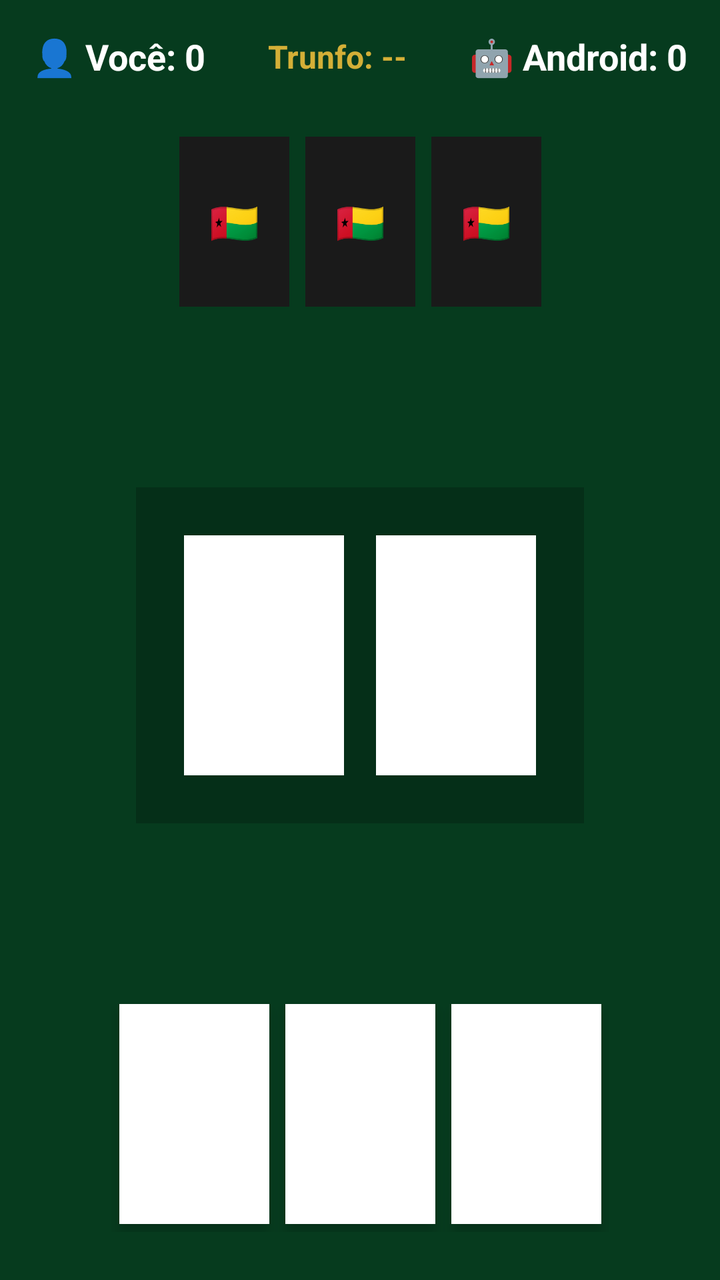
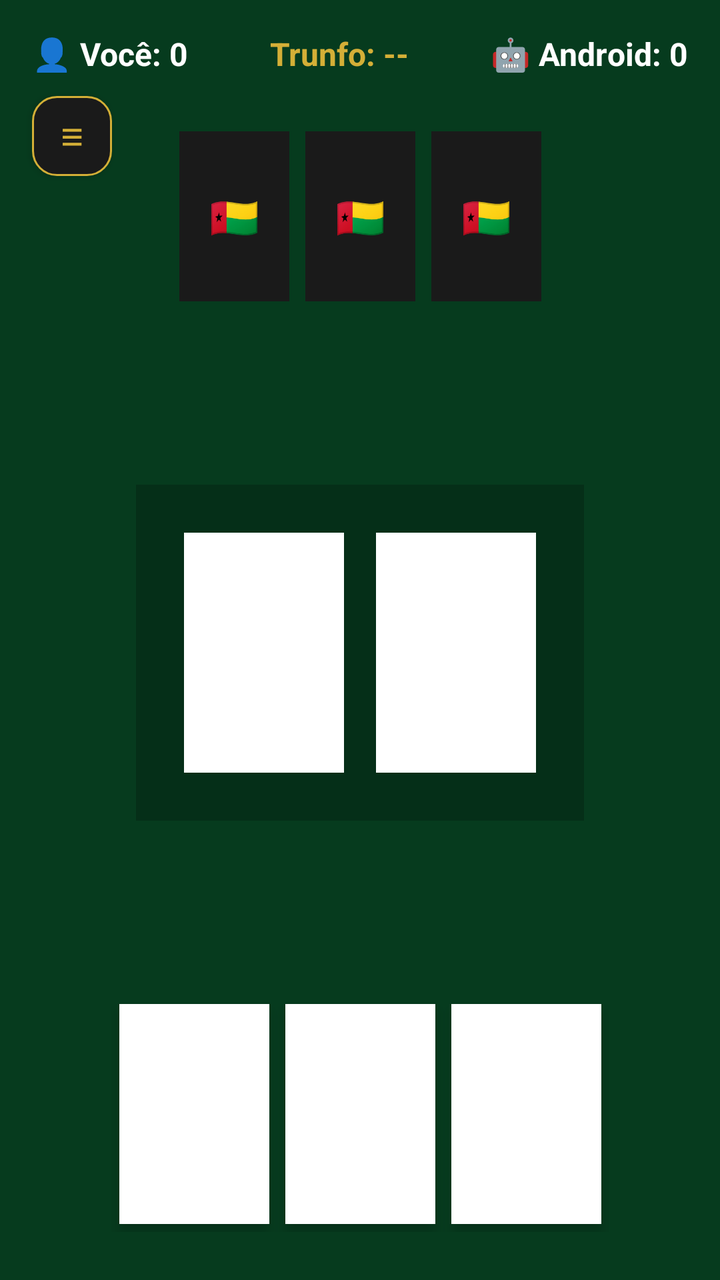

Before-and-after screenshots of an Android layout around one commit, followed by the original layout XML and the change that was made.
<!-- AndroidManifest.xml: application theme Theme.Sonino -->
<!-- res/layout/activity_game.xml -->
<?xml version="1.0" encoding="utf-8"?>
<androidx.constraintlayout.widget.ConstraintLayout xmlns:android="http://schemas.android.com/apk/res/android"
    xmlns:app="http://schemas.android.com/apk/res-auto"
    android:layout_width="match_parent"
    android:layout_height="match_parent"
    android:background="@color/verde_mesa">

    
    <LinearLayout
        android:id="@+id/topoPlacar"
        android:layout_width="match_parent"
        android:layout_height="wrap_content"
        android:layout_marginTop="16dp"
        android:gravity="center_vertical"
        android:orientation="horizontal"
        android:paddingHorizontal="16dp"
        app:layout_constraintTop_toTopOf="parent">

        <TextView
            android:layout_width="wrap_content"
            android:layout_height="wrap_content"
            android:text="👤 Você: 0"
            android:textColor="@color/branco"
            android:textSize="18sp"
            android:textStyle="bold" />

        <TextView
            android:id="@+id/txtTrunfo"
            android:layout_width="0dp"
            android:layout_height="wrap_content"
            android:layout_weight="1"
            android:gravity="center"
            android:text="Trunfo: --"
            android:textColor="@color/dourado"
            android:textSize="16sp"
            android:textStyle="bold" />

        <TextView
            android:layout_width="wrap_content"
            android:layout_height="wrap_content"
            android:text="🤖 Android: 0"
            android:textColor="@color/branco"
            android:textSize="18sp"
            android:textStyle="bold" />
    </LinearLayout>

    
    <LinearLayout
        android:id="@+id/areaAndroid"
        android:layout_width="wrap_content"
        android:layout_height="wrap_content"
        android:layout_marginTop="24dp"
        android:orientation="horizontal"
        app:layout_constraintEnd_toEndOf="parent"
        app:layout_constraintStart_toStartOf="parent"
        app:layout_constraintTop_toBottomOf="@+id/topoPlacar">

        <FrameLayout android:layout_width="55dp" android:layout_height="85dp" android:layout_margin="4dp" android:background="@color/preto_fundo">
            <TextView android:id="@+id/cartaAndroid1" android:layout_width="match_parent" android:layout_height="match_parent" android:text="🇬🇼" android:textColor="@color/dourado" android:gravity="center" android:textSize="20sp"/>
        </FrameLayout>
        <FrameLayout android:layout_width="55dp" android:layout_height="85dp" android:layout_margin="4dp" android:background="@color/preto_fundo">
            <TextView android:id="@+id/cartaAndroid2" android:layout_width="match_parent" android:layout_height="match_parent" android:text="🇬🇼" android:textColor="@color/dourado" android:gravity="center" android:textSize="20sp"/>
        </FrameLayout>
        <FrameLayout android:layout_width="55dp" android:layout_height="85dp" android:layout_margin="4dp" android:background="@color/preto_fundo">
            <TextView android:id="@+id/cartaAndroid3" android:layout_width="match_parent" android:layout_height="match_parent" android:text="🇬🇼" android:textColor="@color/dourado" android:gravity="center" android:textSize="20sp"/>
        </FrameLayout>
    </LinearLayout>

    
    <LinearLayout
        android:id="@+id/areaMesa"
        android:layout_width="wrap_content"
        android:layout_height="wrap_content"
        android:background="#33000000"
        android:orientation="horizontal"
        android:padding="16dp"
        app:layout_constraintBottom_toTopOf="@+id/areaJogador"
        app:layout_constraintEnd_toEndOf="parent"
        app:layout_constraintStart_toStartOf="parent"
        app:layout_constraintTop_toBottomOf="@+id/areaAndroid">

        <FrameLayout android:layout_width="80dp" android:layout_height="120dp" android:layout_margin="8dp" android:background="#FFFFFF">
            <ImageView android:id="@+id/imgMesaJogador" android:layout_width="match_parent" android:layout_height="match_parent" android:scaleType="centerCrop" android:visibility="gone"/>
            <TextView android:id="@+id/cartaMesaJogador" android:layout_width="match_parent" android:layout_height="match_parent" android:textColor="#000000" android:gravity="center" android:textSize="24sp" android:textStyle="bold" />
        </FrameLayout>

        <FrameLayout android:layout_width="80dp" android:layout_height="120dp" android:layout_margin="8dp" android:background="#FFFFFF">
            <ImageView android:id="@+id/imgMesaAndroid" android:layout_width="match_parent" android:layout_height="match_parent" android:scaleType="centerCrop" android:visibility="gone"/>
            <TextView android:id="@+id/cartaMesaAndroid" android:layout_width="match_parent" android:layout_height="match_parent" android:textColor="#000000" android:gravity="center" android:textSize="24sp" android:textStyle="bold" />
        </FrameLayout>
    </LinearLayout>

    
    <LinearLayout
        android:id="@+id/areaJogador"
        android:layout_width="wrap_content"
        android:layout_height="wrap_content"
        android:layout_marginBottom="24dp"
        android:orientation="horizontal"
        app:layout_constraintBottom_toBottomOf="parent"
        app:layout_constraintEnd_toEndOf="parent"
        app:layout_constraintStart_toStartOf="parent">

        <FrameLayout android:layout_width="75dp" android:layout_height="110dp" android:layout_margin="4dp" android:background="#FFFFFF" android:elevation="4dp">
            <ImageView android:id="@+id/imgJogador1" android:layout_width="match_parent" android:layout_height="match_parent" android:scaleType="centerCrop" android:visibility="gone"/>
            <TextView android:id="@+id/cartaJogador1" android:layout_width="match_parent" android:layout_height="match_parent" android:textColor="#000000" android:gravity="center" android:textSize="24sp" android:textStyle="bold" android:clickable="true" android:focusable="true" />
        </FrameLayout>
        
        <FrameLayout android:layout_width="75dp" android:layout_height="110dp" android:layout_margin="4dp" android:background="#FFFFFF" android:elevation="4dp">
            <ImageView android:id="@+id/imgJogador2" android:layout_width="match_parent" android:layout_height="match_parent" android:scaleType="centerCrop" android:visibility="gone"/>
            <TextView android:id="@+id/cartaJogador2" android:layout_width="match_parent" android:layout_height="match_parent" android:textColor="#000000" android:gravity="center" android:textSize="24sp" android:textStyle="bold" android:clickable="true" android:focusable="true" />
        </FrameLayout>

        <FrameLayout android:layout_width="75dp" android:layout_height="110dp" android:layout_margin="4dp" android:background="#FFFFFF" android:elevation="4dp">
            <ImageView android:id="@+id/imgJogador3" android:layout_width="match_parent" android:layout_height="match_parent" android:scaleType="centerCrop" android:visibility="gone"/>
            <TextView android:id="@+id/cartaJogador3" android:layout_width="match_parent" android:layout_height="match_parent" android:textColor="#000000" android:gravity="center" android:textSize="24sp" android:textStyle="bold" android:clickable="true" android:focusable="true" />
        </FrameLayout>
    </LinearLayout>

</androidx.constraintlayout.widget.ConstraintLayout>
<!-- resources referenced by this layout -->
<resources>
  <color name="branco">#FFFFFF</color>
  <color name="dourado">#D4AF37</color>
  <color name="preto_fundo">#1A1A1A</color>
  <color name="verde_mesa">#063B1E</color>
  <style name="Theme.Sonino" parent="Theme.AppCompat.Light.NoActionBar">
          <item name="colorPrimary">#0B5E30</item>
          <item name="colorPrimaryDark">#0B5E30</item>
          <item name="colorAccent">#D4AF37</item>
      </style>
</resources>

<!-- the commit's change to res/layout/activity_game.xml (unified diff, before → after) -->
@@ -17,11 +17,12 @@
         app:layout_constraintTop_toTopOf="parent">
 
         <TextView
+            android:id="@+id/txtScoreJogador"
             android:layout_width="wrap_content"
             android:layout_height="wrap_content"
             android:text="👤 Você: 0"
             android:textColor="@color/branco"
-            android:textSize="18sp"
+            android:textSize="16sp"
             android:textStyle="bold" />
 
         <TextView
@@ -36,13 +37,28 @@
             android:textStyle="bold" />
 
         <TextView
+            android:id="@+id/txtScoreAndroid"
             android:layout_width="wrap_content"
             android:layout_height="wrap_content"
             android:text="🤖 Android: 0"
             android:textColor="@color/branco"
-            android:textSize="18sp"
+            android:textSize="16sp"
             android:textStyle="bold" />
     </LinearLayout>
+
+    
+    <Button
+        android:id="@+id/btnMenu"
+        android:layout_width="40dp"
+        android:layout_height="40dp"
+        android:layout_marginStart="16dp"
+        android:layout_marginTop="48dp"
+        android:background="@drawable/btn_escuro"
+        android:text="≡"
+        android:textColor="@color/dourado"
+        android:textSize="20sp"
+        app:layout_constraintStart_toStartOf="parent"
+        app:layout_constraintTop_toTopOf="parent" />
 
     
     <LinearLayout
<!-- resource entries referenced after the edit -->
@@ -4,6 +4,13 @@
   <color name="dourado">#D4AF37</color>
   <color name="preto_fundo">#1A1A1A</color>
   <color name="verde_mesa">#063B1E</color>
+  <!-- drawable btn_escuro (drawable) -->
+  <?xml version="1.0" encoding="utf-8"?>
+  <shape xmlns:android="http://schemas.android.com/apk/res/android">
+      <solid android:color="@color/preto_fundo" />
+      <corners android:radius="12dp" />
+      <stroke android:width="1dp" android:color="@color/dourado" />
+  </shape>
   <style name="Theme.Sonino" parent="Theme.AppCompat.Light.NoActionBar">
           <item name="colorPrimary">#0B5E30</item>
           <item name="colorPrimaryDark">#0B5E30</item>
